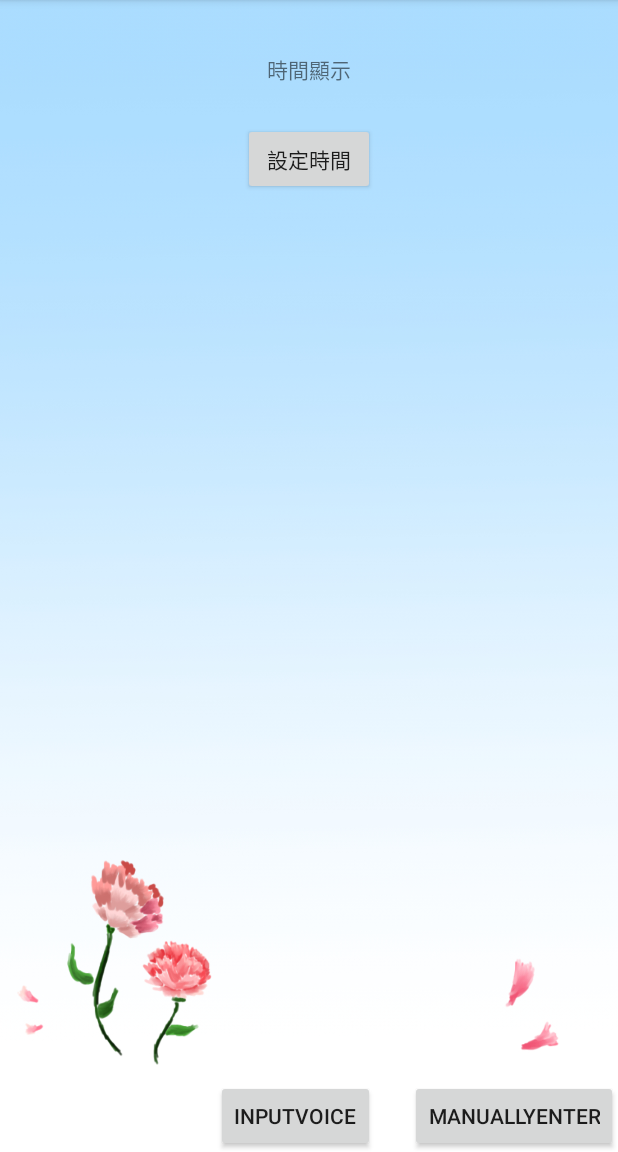
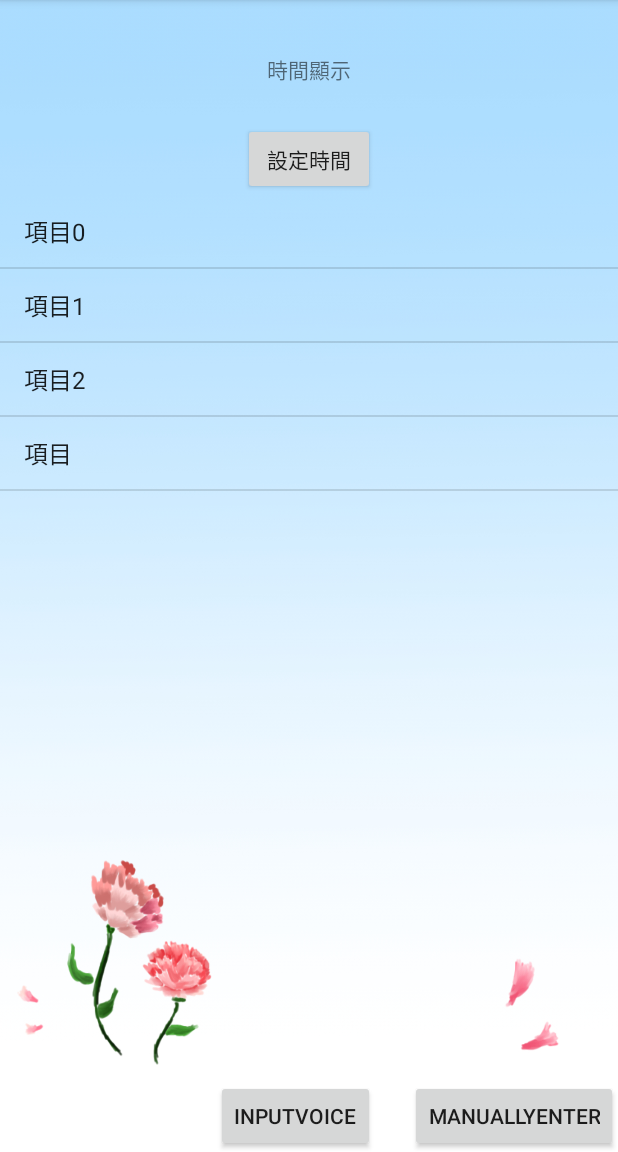
Before and after one commit to zidane0000/KeepMoney20, an Android app: the screen it shows after launch (MainActivity), after a tap on "首頁", on a phone screen of 412 x 824 dp, the part 84-1236 px from its top. Run offline under Robolectric (Android 15) with nearby library versions, the light colour scheme and no system bars; 2 other taps on this screen came first.

Commit message:
2018/4/10 實驗室電腦(3)_list應該做出來了

```diff
--- a/app/src/main/AndroidManifest.xml
+++ b/app/src/main/AndroidManifest.xml
@@ -19,6 +19,7 @@
                 <category android:name="android.intent.category.LAUNCHER" />
             </intent-filter>
         </activity>
+        <activity android:name=".body_home" />
         <activity android:name=".menu_about" />
         <activity android:name=".menu_setting" />
         <activity android:name=".menu_account"></activity>
--- a/app/src/main/java/tw/edu/niu/keepmoney20/MainActivity.java
+++ b/app/src/main/java/tw/edu/niu/keepmoney20/MainActivity.java
@@ -11,13 +11,16 @@ import android.support.v4.widget.DrawerLayout;
 import android.support.v7.app.ActionBarDrawerToggle;
 import android.support.v7.app.AppCompatActivity;
 import android.support.v7.widget.Toolbar;
-import android.view.Menu;
 import android.view.MenuItem;
+import android.widget.ArrayAdapter;
+import android.widget.Button;
 import android.widget.DatePicker;
+import android.widget.ListView;
 import android.widget.RelativeLayout;
 import android.widget.TextView;
 import android.widget.Toast;
 
+import java.util.ArrayList;
 import java.util.Calendar;
 
 public class MainActivity extends AppCompatActivity
@@ -28,6 +31,10 @@ public class MainActivity extends AppCompatActivity
     RelativeLayout remenu_account;
     RelativeLayout remenu_about;
     RelativeLayout remenu_setting;
+    private ListView listView;
+    private ArrayAdapter<String> adapter;
+    private ArrayList<String> mData = new ArrayList<>();
+    private Button addbutton;
 
     @Override
     protected void onCreate(Bundle savedInstanceState) {
@@ -55,6 +62,31 @@ public class MainActivity extends AppCompatActivity
 
         NavigationView navigationView = (NavigationView) findViewById(R.id.nav_view);
         navigationView.setNavigationItemSelectedListener(this);
+
+        // 準備資料，塞50個項目到ArrayList裡
+        for(int i = 0; i < 3; i++) {
+            mData.add("項目"+i);
+        }
+        /* 初始Adapter
+        *  第一個參數context
+        *  第二個參數是列的外觀，這邊用android內建的
+        *  第三個參數是要顯示的資料，即上面準備好的mData
+        */
+        adapter = new ArrayAdapter<>(this, android.R.layout.simple_list_item_1, mData);
+        // 連結元件
+        listView = (ListView) findViewById(R.id.content_main_listview);
+        // 設置adapter給listview
+        listView.setAdapter(adapter);
+
+        addbutton = (Button) findViewById(R.id.enter2);
+        addbutton.setOnClickListener(new Button.OnClickListener(){
+            @Override
+            public void onClick(View view) {
+                // 塞項目到ArrayList
+                mData.add("項目");
+                adapter.notifyDataSetChanged();
+            }
+        });
 
     }
 
@@ -98,9 +130,9 @@ public class MainActivity extends AppCompatActivity
         int id = item.getItemId();
 
         if (id == R.id.nav_home) {
-            Intent abbody_home = new Intent(MainActivity.this, tw.edu.niu.keepmoney20.body_home.class);
+            /*Intent abbody_home = new Intent(MainActivity.this, tw.edu.niu.keepmoney20.body_home.class);
             abbody_home.addFlags(Intent.FLAG_ACTIVITY_SINGLE_TOP);
-            startActivity(abbody_home);
+            startActivity(abbody_home);*/
             Toast.makeText(this, "首頁" ,Toast.LENGTH_LONG).show();
         } else if (id == R.id.nav_account) {
 
--- a/app/src/main/java/tw/edu/niu/keepmoney20/body_home.java
+++ b/app/src/main/java/tw/edu/niu/keepmoney20/body_home.java
@@ -15,5 +15,6 @@ public class body_home extends AppCompatActivity {
 
         //***************連結到content_main*********************
         setContentView(R.layout.content_main);
+
     }
 }
--- a/app/src/main/res/layout/content_main.xml
+++ b/app/src/main/res/layout/content_main.xml
@@ -12,7 +12,8 @@
     tools:context="tw.edu.niu.keepmoney20.MainActivity"
     tools:showIn="@layout/app_bar_main"
     android:id="@+id/main"
-    android:background="@drawable/blue">
+    android:background="@drawable/blue"
+    >
 
     <TextView
         android:id="@+id/showDate"
@@ -52,13 +53,13 @@
         android:text="MANUALLYENTER" />
 
     <ListView
-        android:id="@+id/listview"
+        android:id="@+id/content_main_listview"
         android:layout_width="match_parent"
         android:layout_height="match_parent"
         android:layout_above="@+id/enter"
-        android:layout_alignParentLeft="true"
-        android:layout_alignParentStart="true"
-        android:layout_below="@+id/startDate" />
+        android:layout_below="@+id/startDate"
+        android:layout_centerHorizontal="true"
+        android:visibility="visible" />
 
 
 </RelativeLayout>
```
